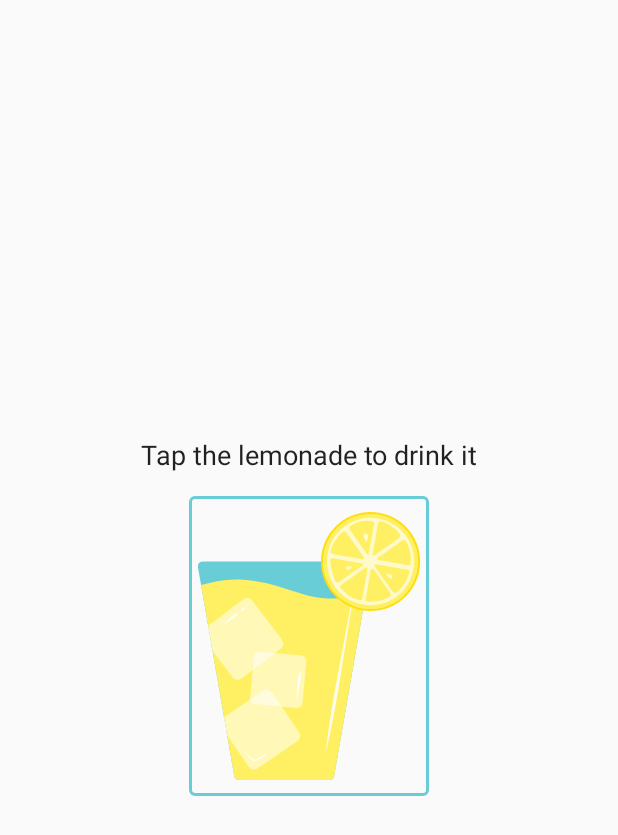
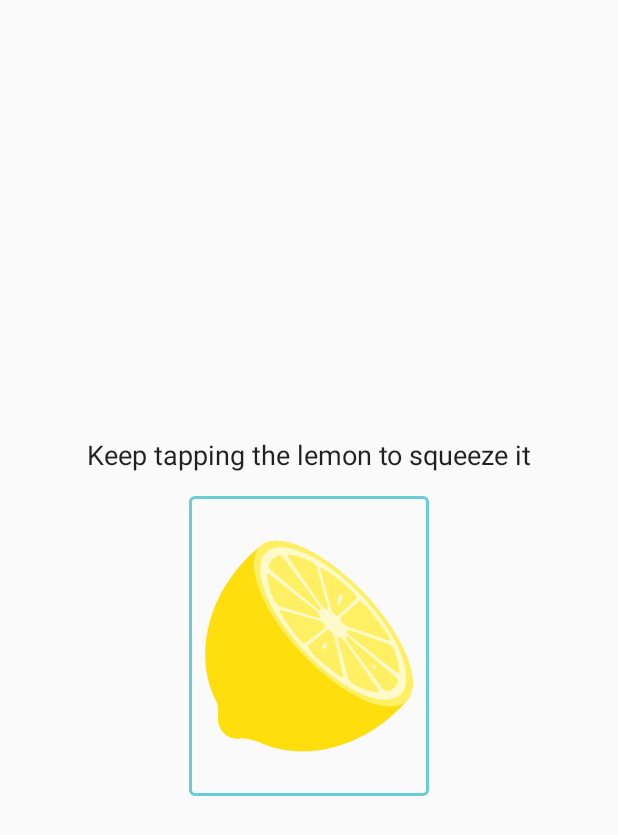
Before and after one commit to postal398/LemonadeApp, an Android app built with Jetpack Compose: the screen it shows after launch (MainActivity), after a tap on "Lemon squeeze", on a phone screen of 412 x 824 dp. Shown: the top 835 px of the screen. Run offline under Robolectric (Android 15) with nearby library versions, the phone set to English and light mode, and no system bars; 1 other tap on this screen came first.

Commit message:
finish code refactoring

```diff
--- a/app/src/main/java/com/example/lemonade/MainActivity.kt
+++ b/app/src/main/java/com/example/lemonade/MainActivity.kt
@@ -45,7 +45,7 @@ class MainActivity : ComponentActivity() {
 fun LemonadeApp() {
 
     var Step by remember { mutableStateOf(1) } //изначально находимся на первом шаге (лимонное дерево)
-    var count by remember { mutableStateOf(0) } //с нулевым счетчиком
+    var count by remember { mutableStateOf(0) } //с нулевым счетчиком кликов (для перехода со степ 2 на степ 3)
 
 
     val updateStep: (Int) -> Unit = { newStep -> Step = newStep }
@@ -57,76 +57,46 @@ fun LemonadeApp() {
           val firstState =  Data("Tap the lemon tree to select a lemon",
                 painterResource(R.drawable.lemon_tree),
                 "Lemon Tree",
-                2, classCount =  (2..4).random() , updateStep = updateStep,
-                updateCount = updateCount
+                2, classCount =  (2..4).random() , updateStep = updateStep, //count будет равен числу от 1 до 4
+                updateCount = updateCount //при клике step = 2, и переход к тому что ниже
             )
           firstState.UI_generalizing()
         }//Конец состояния 1
 
+
         2 -> {
-
+            var decrementStep = 2 //шаг кодируем, потому что он будет меняться от кликов
+            if (count == 0) {decrementStep = 3} //когда счетчик заданный сверху (Int от 1 до 4) скликается до 0, степ будет = 3
             val secondState = Data("Keep tapping the lemon to squeeze it",
                 painterResource(R.drawable.lemon_squeeze),
                 "Lemon squeeze",
-                3, classCount = count--, updateStep = updateStep,
+                decrementStep, classCount = count, updateStep = updateStep,
                 updateCount = updateCount
                 )
             secondState.UI_generalizing()
-//            Column(modifier = Modifier.fillMaxSize(),
-//                verticalArrangement = Arrangement.Center, horizontalAlignment = Alignment.CenterHorizontally)
-//            {
-//                Text(text = "Keep tapping the lemon to squeeze it", fontSize = 18.sp)
-//                Spacer(modifier = Modifier.size(16.dp))
-//                Image(painter = painterResource(R.drawable.lemon_squeeze), contentDescription = "Lemon squeeze",
-//                    modifier = Modifier
-//                        .border(
-//                            BorderStroke(2.dp, Color(105, 205, 216)),
-//                            shape = RoundedCornerShape(4.dp)
-//                        )
-//                        .clickable(onClick = {
-//                            count-- //счетчик, который на прошлом шаге стал от 1 до 4
-//                            when (count) { //уменьшается с каждым кликом, и в зависимости от того
-//                                0 -> {
-//                                    Step = 3
-//                                } //какое было число, столько кликов что бы дойти до 0
-//                            } //и перейти Step 3 (стать стаканом лимонада)
-//                        })
-//                )
-//            }
         } //Конец состояния 2
 
+
         3 -> {
-            Column(modifier = Modifier.fillMaxSize(),
-                verticalArrangement = Arrangement.Center, horizontalAlignment = Alignment.CenterHorizontally)
-            {
-                Text(text = "Tap the lemonade to drink it", fontSize = 18.sp)
-                Spacer(modifier = Modifier.size(16.dp))
-                Image(painter = painterResource(R.drawable.lemon_drink), contentDescription = "Lemon drink",
-                    modifier = Modifier
-                        .border(
-                            BorderStroke(2.dp, Color(105, 205, 216)),
-                            shape = RoundedCornerShape(4.dp)
-                        )
-                        .clickable(onClick = { Step = 4 }) //тут ничё хитрого 1 клик и на слеющий степ
-                ) //т.е. на пустой стакан
-            }
+
+            val thirdState = Data(
+                "Tap the lemonade to drink it",
+                painterResource(R.drawable.lemon_drink),
+                "Lemon drink",
+                4, count, updateStep = updateStep, updateCount = updateCount
+            )
+            thirdState.UI_generalizing()
         }//Конец состояния 3
 
         4 -> {
-            Column(modifier = Modifier.fillMaxSize(),
-                verticalArrangement = Arrangement.Center, horizontalAlignment = Alignment.CenterHorizontally)
-            {
-                Text(text = "Tap the empty glass to start again", fontSize = 18.sp)
-                Spacer(modifier = Modifier.size(16.dp))
-                Image(painter = painterResource(R.drawable.lemon_restart), contentDescription = "Lemon restart",
-                    modifier = Modifier
-                        .border(
-                            BorderStroke(2.dp, Color(105, 205, 216)),
-                            shape = RoundedCornerShape(4.dp)
-                        )
-                        .clickable(onClick = { Step = 1 })) //и тут ничё хитрого - пустой скан возвращает
-        } //к лимонному дереву, в начало
-      }
+
+            val fourthState = Data("Tap the empty glass to start again",
+                painterResource(R.drawable.lemon_restart),
+                "Lemon restart",
+                1, count, updateStep = updateStep, updateCount = updateCount
+                )
+            fourthState.UI_generalizing()
+      }//Конец состояния 4
     }//Конец описания ВСЕХ состояний
 
 
--- a/app/src/main/java/com/example/lemonade/data/Data.kt
+++ b/app/src/main/java/com/example/lemonade/data/Data.kt
@@ -22,8 +22,8 @@ import androidx.compose.ui.unit.sp
 class Data (val textAbove:String,
             val img:Painter,
             val descrOfImg:String,
-            val step:Int,
-            val classCount:Int,
+            val step:Int, //значение которое будет передано в updateStep, позже в переменную Step
+            var classCount:Int,//значение которое будет передано в updateCount, позже в переменную count
             private val updateStep: (Int) -> Unit,
             private val updateCount: (Int) -> Unit
                                 ) {
@@ -41,6 +41,7 @@ public fun UI_generalizing(){
                         shape = RoundedCornerShape(4.dp)
                     )
                     .clickable(onClick = {
+                        if (step == 2) {classCount--}
                         updateStep(step)
                         updateCount(classCount)
                     })
```
